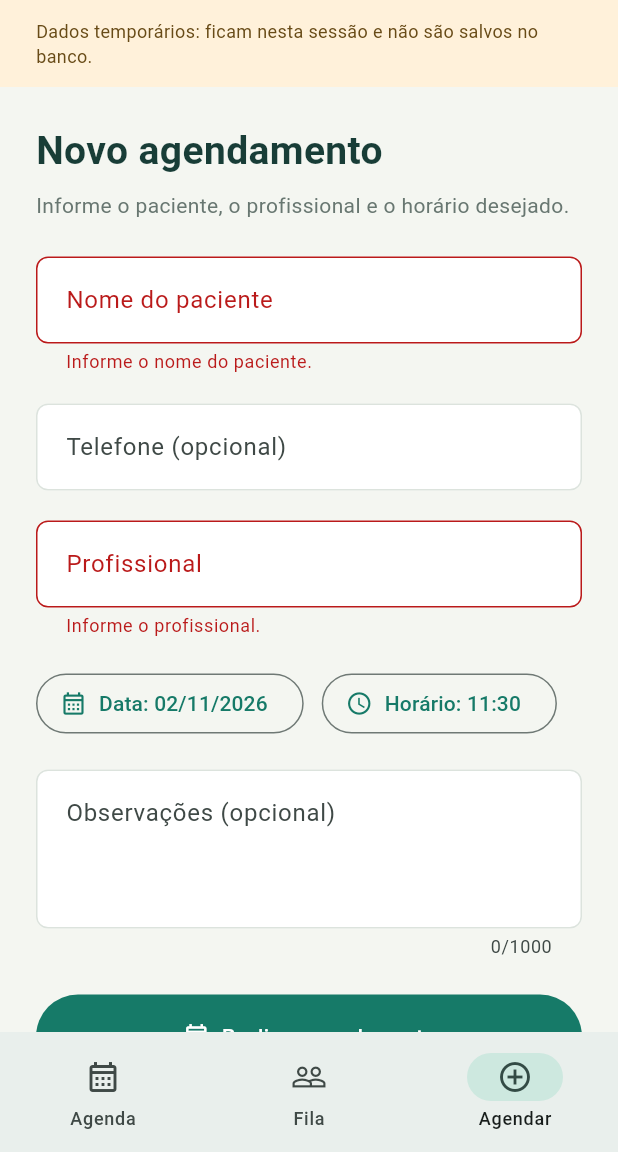
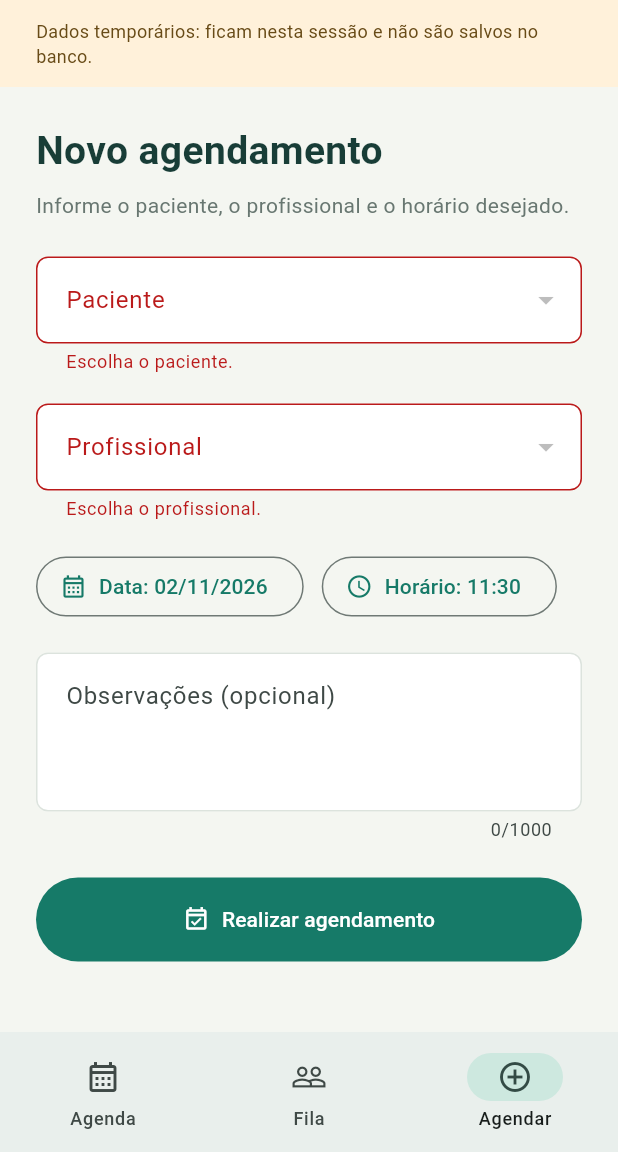
Before and after one commit to henriquesantanareis/Clinix, a Flutter app: the AreaAtendimento screen opened directly with empty values, item 3 of the bottom bar chosen, after a tap on "Realizar agendamento", on a phone screen of 412 x 824 dp, the part 84-1236 px from its top. Run offline on Flutter 3.47's test engine with Material 3 defaults, Android fonts, the phone set to English and light mode, and no system bars; our stand-ins replace supabase_flutter; accounts and stored records are empty.

Commit message:
feat(agendamento): paciente e profissional escolhidos do banco

```diff
--- a/proj_clinix/lib/data/agenda_repository.dart
+++ b/proj_clinix/lib/data/agenda_repository.dart
@@ -68,29 +68,22 @@ class AgendaRepository {
     });
   }
 
-  Future<void> cadastrarPaciente({
+  Future<String> cadastrarPaciente({
     required String nome,
-    required String cpf,
+    String cpf = '',
     String telefone = '',
-    String cep = '',
-    String logradouro = '',
-    String numero = '',
-    String bairro = '',
-    String cidade = '',
-    String uf = '',
   }) async {
     final cpfLimpo = cpf.replaceAll(RegExp(r'\D'), '');
-    await _client.from('pacientes').insert({
-      'nome': nome.trim(),
-      'cpf': cpfLimpo.isEmpty ? null : cpfLimpo,
-      'telefone': telefone.trim(),
-      'cep': cep.replaceAll(RegExp(r'\D'), ''),
-      'logradouro': logradouro,
-      'numero': numero,
-      'bairro': bairro,
-      'cidade': cidade,
-      'uf': uf,
-    });
+    final linha = await _client
+        .from('pacientes')
+        .insert({
+          'nome': nome.trim(),
+          'cpf': cpfLimpo.isEmpty ? null : cpfLimpo,
+          'telefone': telefone.trim(),
+        })
+        .select('id')
+        .single();
+    return linha['id'] as String;
   }
 
   Future<void> registrarChegada(String id) async {
@@ -110,6 +103,27 @@ class AgendaRepository {
 
   Future<void> cancelarAgendamento(String id) async {
     await _client.rpc('cancelar_agendamento', params: {'p_agendamento_id': id});
+  }
+
+  // Profissionais que atendem, para o campo de profissional do agendamento.
+  Future<List<({String id, String nome})>> listarProfissionais() async {
+    final linhas = await _client
+        .from('funcionarios')
+        .select('id, nome')
+        .eq('atende', true)
+        .eq('ativo', true)
+        .order('nome');
+    return linhas
+        .map((l) => (id: l['id'] as String, nome: l['nome'] as String))
+        .toList();
+  }
+
+  // Pacientes cadastrados, para escolher no agendamento.
+  Future<List<({String id, String nome})>> listarPacientes() async {
+    final linhas = await _client.from('pacientes').select('id, nome').order('nome');
+    return linhas
+        .map((l) => (id: l['id'] as String, nome: l['nome'] as String))
+        .toList();
   }
 
   AgendamentoClinix _paraModelo(Map<String, dynamic> linha) {
--- a/proj_clinix/lib/pages/pagina_agendamento.dart
+++ b/proj_clinix/lib/pages/pagina_agendamento.dart
@@ -1,5 +1,7 @@
 import 'package:flutter/material.dart';
+import 'package:supabase_flutter/supabase_flutter.dart';
 
+import '../data/agenda_repository.dart';
 import '../models/agenda_clinix.dart';
 import '../widgets/componentes_atendimento.dart';
 import '../models/modelos_atendimento.dart';
@@ -20,19 +22,47 @@ class PaginaAgendamento extends StatefulWidget {
 
 class _EstadoAgendamento extends State<PaginaAgendamento> {
   final _formKey = GlobalKey<FormState>();
-  final _nome = TextEditingController();
-  final _telefone = TextEditingController();
-  final _profissional = TextEditingController();
   final _observacoes = TextEditingController();
+  final AgendaRepository _repositorio = AgendaRepository();
+
+
   late DateTime _dataHora = widget.agenda.agora.add(const Duration(hours: 1));
+  List<({String id, String nome})> _profissionais = [];
+  List<({String id, String nome})> _pacientes = [];
+  String? _pacienteId;
+  String? _profissionalId;
+  bool _carregando = true;
+  bool _salvando = false;
+  String? _erro;
+
+  @override
+  void initState() {
+    super.initState();
+    _carregarOpcoes();
+  }
 
   @override
   void dispose() {
-    _nome.dispose();
-    _telefone.dispose();
-    _profissional.dispose();
     _observacoes.dispose();
     super.dispose();
+  }
+
+  // Carrega as listas de pacientes e profissionais do banco.
+  Future<void> _carregarOpcoes() async {
+    try {
+      final pacientes = await _repositorio.listarPacientes();
+      final profissionais = await _repositorio.listarProfissionais();
+      if (!mounted) return;
+      setState(() {
+        _pacientes = pacientes;
+        _profissionais = profissionais;
+      });
+    } catch (_) {
+      if (!mounted) return;
+      setState(() => _erro = 'Não foi possível carregar pacientes e profissionais.');
+    } finally {
+      if (mounted) setState(() => _carregando = false);
+    }
   }
 
   Future<void> _selecionarData() async {
@@ -87,9 +117,9 @@ class _EstadoAgendamento extends State<PaginaAgendamento> {
     }
   }
 
-  void _salvar() {
+  Future<void> _salvar() async {
     if (!_formKey.currentState!.validate()) return;
-    try {
+
     // O horário exibido tem precisão de minutos; não salvamos segundos ocultos.
     final dataHora = DateTime(
       _dataHora.year,
@@ -98,27 +128,44 @@ class _EstadoAgendamento extends State<PaginaAgendamento> {
       _dataHora.hour,
       _dataHora.minute,
     );
-      widget.agenda.agendar(
-        paciente: PacienteClinix(nome: _nome.text, telefone: _telefone.text),
-        profissional: _profissional.text,
+    if (!dataHora.isAfter(widget.agenda.agora)) {
+      setState(() => _erro = 'Escolha um horário no futuro.');
+      return;
+    }
+    setState(() {
+      _salvando = true;
+      _erro = null;
+    });
+    try {
+      await _repositorio.criarAgendamento(
+        pacienteId: _pacienteId!,
+        profissionalId: _profissionalId!,
         dataHora: dataHora,
         observacoes: _observacoes.text,
       );
-      FocusScope.of(context).unfocus();
-      _formKey.currentState!.reset();
-      _nome.clear();
-      _telefone.clear();
-      _profissional.clear();
+      if (!mounted) return;
+      ScaffoldMessenger.of(context).showSnackBar(
+        const SnackBar(content: Text('Agendamento realizado.')),
+      );
+      setState(() {
+        _pacienteId = null;
+        _profissionalId = null;
         _observacoes.clear();
-      setState(
-        () => _dataHora = widget.agenda.agora.add(const Duration(hours: 1)),
-      );
-      ScaffoldMessenger.of(context).showSnackBar(
-        const SnackBar(content: Text('Agendamento realizado nesta sessão.')),
-      );
+        _dataHora = widget.agenda.agora.add(const Duration(hours: 1));
+      });
       widget.aoAgendar(dataHora);
-    } catch (erro) {
-      mostrarErroAtendimento(context, erro);
+    } on PostgrestException catch (erro) {
+      if (!mounted) return;
+      setState(() {
+        _erro = erro.code == '23505'
+            ? 'Este profissional já tem um agendamento nesse horário.'
+            : 'Não foi possível salvar o agendamento. ${erro.message}';
+      });
+    } catch (_) {
+      if (!mounted) return;
+      setState(() => _erro = 'Não foi possível salvar o agendamento. Tente de novo.');
+    } finally {
+      if (mounted) setState(() => _salvando = false);
     }
   }
 
@@ -136,48 +183,41 @@ class _EstadoAgendamento extends State<PaginaAgendamento> {
             children: [
               const CabecalhoAtendimento(
                 titulo: 'Novo agendamento',
-                descricao:
-                    'Informe o paciente, o profissional e o horário desejado.',
+                descricao: 'Informe o paciente, o profissional e o horário desejado.',
               ),
-              TextFormField(
-                key: const Key('nome-paciente'),
-                controller: _nome,
-                textCapitalization: TextCapitalization.words,
-                textInputAction: TextInputAction.next,
-                maxLength: 100,
-                decoration: const InputDecoration(
-                  labelText: 'Nome do paciente',
-                  counterText: '',
-                ),
-                validator: (value) => (value?.trim().isEmpty ?? true)
-                    ? 'Informe o nome do paciente.'
+              if (_carregando) const LinearProgressIndicator(),
+              DropdownButtonFormField<String>(
+                key: const Key('paciente'),
+                initialValue: _pacienteId,
+                decoration: InputDecoration(
+                  labelText: 'Paciente',
+                  helperText: !_carregando && _pacientes.isEmpty
+                      ? 'Nenhum paciente cadastrado.'
                       : null,
                 ),
-              const SizedBox(height: 20),
-              TextFormField(
-                controller: _telefone,
-                keyboardType: TextInputType.phone,
-                textInputAction: TextInputAction.next,
-                maxLength: 32,
-                decoration: const InputDecoration(
-                  labelText: 'Telefone (opcional)',
-                  counterText: '',
-                ),
+                items: [
+                  for (final p in _pacientes)
+                    DropdownMenuItem(value: p.id, child: Text(p.nome)),
+                ],
+                onChanged: (v) => setState(() => _pacienteId = v),
+                validator: (v) => v == null ? 'Escolha o paciente.' : null,
               ),
               const SizedBox(height: 20),
-              TextFormField(
+              DropdownButtonFormField<String>(
                 key: const Key('profissional'),
-                controller: _profissional,
-                textCapitalization: TextCapitalization.words,
-                textInputAction: TextInputAction.next,
-                maxLength: 100,
-                decoration: const InputDecoration(
+                initialValue: _profissionalId,
+                decoration: InputDecoration(
                   labelText: 'Profissional',
-                  counterText: '',
+                  helperText: !_carregando && _profissionais.isEmpty
+                      ? 'Nenhum profissional disponível para atendimento.'
+                      : null,
                 ),
-                validator: (value) => (value?.trim().isEmpty ?? true)
-                    ? 'Informe o profissional.'
-                    : null,
+                items: [
+                  for (final p in _profissionais)
+                    DropdownMenuItem(value: p.id, child: Text(p.nome)),
+                ],
+                onChanged: (v) => setState(() => _profissionalId = v),
+                validator: (v) => v == null ? 'Escolha o profissional.' : null,
               ),
               const SizedBox(height: 20),
               Wrap(
@@ -209,14 +249,18 @@ class _EstadoAgendamento extends State<PaginaAgendamento> {
                 ),
               ),
               const SizedBox(height: 24),
+              if (_erro != null) ...[
+                Text(_erro!, style: const TextStyle(color: Colors.red)),
+                const SizedBox(height: 12),
+              ],
               FilledButton.icon(
                 key: const Key('salvar-agendamento'),
-                onPressed: _salvar,
+                onPressed: _salvando || _carregando ? null : _salvar,
                 style: FilledButton.styleFrom(
                   padding: const EdgeInsets.symmetric(vertical: 18),
                 ),
                 icon: const Icon(Icons.event_available_outlined),
-                label: const Text('Realizar agendamento'),
+                label: Text(_salvando ? 'Salvando...' : 'Realizar agendamento'),
               ),
               const SizedBox(height: 16),
             ],
```
Lines whose indentation alone changed are shown as unchanged.
